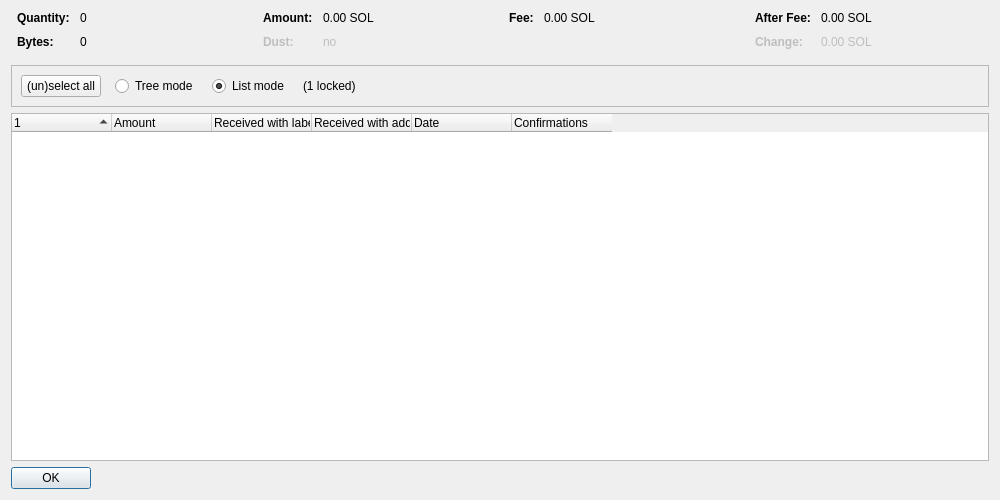
Qt form src/qt/forms/coincontroldialog.ui (VSolidus/solidus) before a commit.
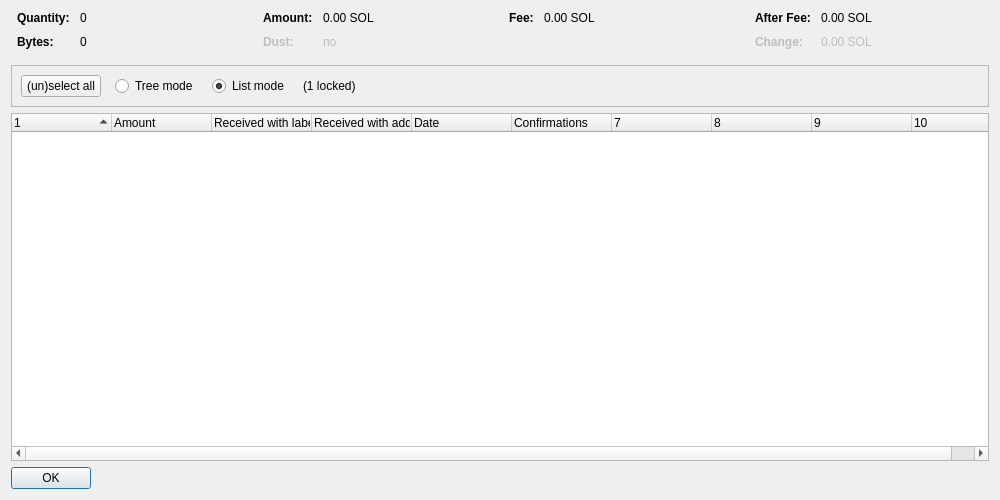
The same form after that commit. Custom widgets are drawn as their Qt base class.

The edit to the form file:
```diff
--- a/src/qt/forms/coincontroldialog.ui
+++ b/src/qt/forms/coincontroldialog.ui
@@ -402,7 +402,7 @@
       <bool>false</bool>
      </property>
      <property name="columnCount">
-      <number>6</number>
+      <number>10</number>
      </property>
      <attribute name="headerShowSortIndicator" stdset="0">
       <bool>true</bool>
```
Left out of the diff: 2 changed lines with no effect on the pictures.
